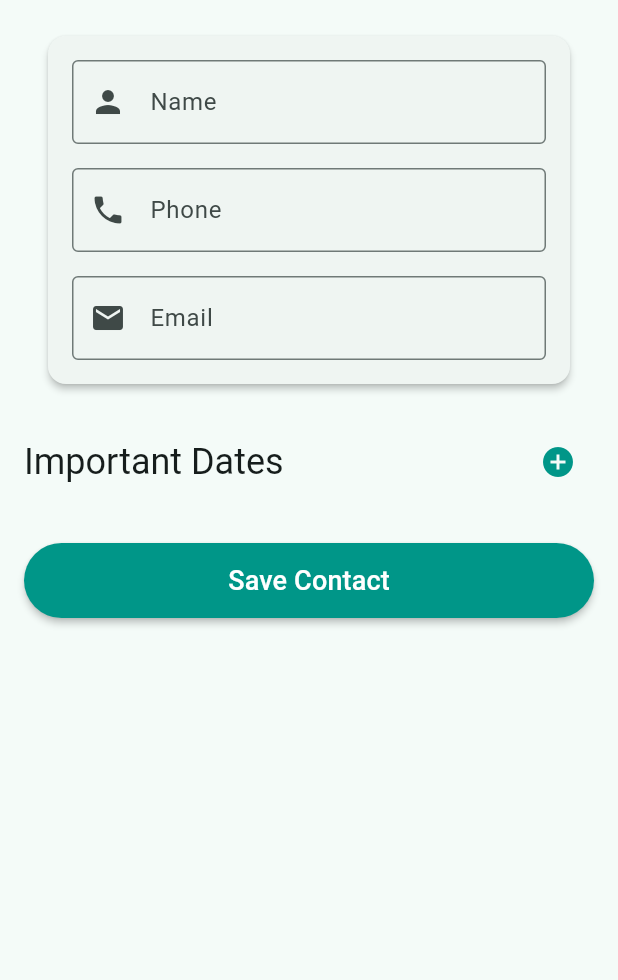
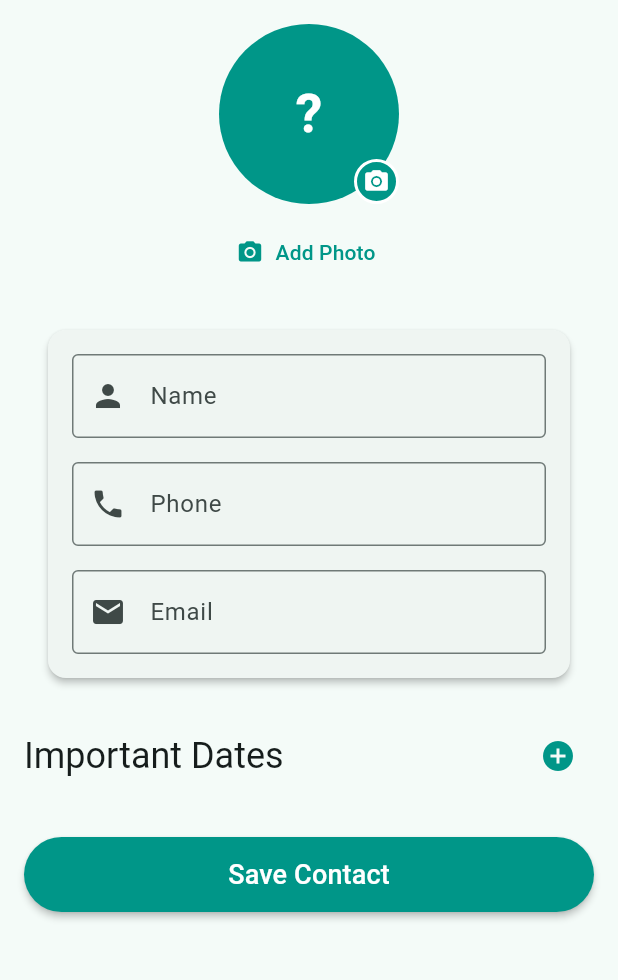
Before and after one commit to brett-buskirk/stayclose, a Flutter app: the screen it shows after launch, after a tap on "Add Your First Contact", on a phone screen of 412 x 824 dp, the part 84-1064 px from its top. Run offline on Flutter 3.47's test engine with Material 3 defaults, Android fonts, the phone set to English and light mode, and no system bars; our stand-ins replace flutter_local_notifications, image_cropper, image_picker, shared_preferences, timezone.

Commit message:
Add contact profile pictures with image picker and cropping
📸 New Features:
- Contact profile picture support with local storage
- Image picker with camera and gallery options
- Automatic square cropping for consistent appearance
- Image compression and optimization for performance
- Smart avatar fallback to initials when no image

🎨 UI Enhancements:
- Large contact avatars on home screen (daily contact)
- Circular avatars in contact list
- Photo picker with camera overlay icon in add/edit screen
- Remove photo option for existing images
- Professional image selection modal with options

🔧 Technical Implementation:
- ImageService for centralized image handling
- Local file storage in app documents directory
- Automatic cleanup of unused images
- Support for both iOS and Android image cropping
- Efficient image loading and caching

💾 Data Model Updates:
- Contact model extended with imagePath field
- Backward compatibility with existing contacts
- JSON serialization support for image paths

The app now feels much more personal with custom contact photos!

```diff
--- a/lib/screens/add_edit_contact_screen.dart
+++ b/lib/screens/add_edit_contact_screen.dart
@@ -2,6 +2,7 @@
 import 'package:flutter/material.dart';
 import 'package:stayclose/models/contact.dart';
 import 'package:stayclose/services/contact_storage.dart';
+import 'package:stayclose/services/image_service.dart';
 import 'package:uuid/uuid.dart';
 
 class AddEditContactScreen extends StatefulWidget {
@@ -16,9 +17,11 @@ class AddEditContactScreen extends StatefulWidget {
 class _AddEditContactScreenState extends State<AddEditContactScreen> {
   final _formKey = GlobalKey<FormState>();
   final ContactStorage _contactStorage = ContactStorage();
+  final ImageService _imageService = ImageService();
   late String _name;
   late String _phone;
   late String _email;
+  String? _imagePath;
   List<ImportantDate> _importantDates = [];
 
   @override
@@ -27,6 +30,7 @@ class _AddEditContactScreenState extends State<AddEditContactScreen> {
     _name = widget.contact?.name ?? '';
     _phone = widget.contact?.phone ?? '';
     _email = widget.contact?.email ?? '';
+    _imagePath = widget.contact?.imagePath;
     _importantDates = List.from(widget.contact?.importantDates ?? []);
   }
 
@@ -40,17 +44,24 @@ class _AddEditContactScreenState extends State<AddEditContactScreen> {
           name: _name,
           phone: _phone,
           email: _email,
+          imagePath: _imagePath,
           importantDates: _importantDates,
         );
         contacts.add(newContact);
       } else {
         final index = contacts.indexWhere((c) => c.id == widget.contact!.id);
         if (index != -1) {
+          // If image changed, delete the old one
+          if (widget.contact!.imagePath != _imagePath && widget.contact!.imagePath != null) {
+            await _imageService.deleteImage(widget.contact!.imagePath);
+          }
+
           contacts[index] = Contact(
             id: widget.contact!.id,
             name: _name,
             phone: _phone,
             email: _email,
+            imagePath: _imagePath,
             importantDates: _importantDates,
           );
         }
@@ -97,6 +108,28 @@ class _AddEditContactScreenState extends State<AddEditContactScreen> {
     });
   }
 
+  void _selectImage() {
+    _imageService.showImageSourceDialog(
+      context: context,
+      onImageSelected: (String? imagePath) {
+        if (imagePath != null) {
+          setState(() {
+            _imagePath = imagePath;
+          });
+        }
+      },
+    );
+  }
+
+  void _removeImage() async {
+    if (_imagePath != null) {
+      await _imageService.deleteImage(_imagePath);
+      setState(() {
+        _imagePath = null;
+      });
+    }
+  }
+
   @override
   Widget build(BuildContext context) {
     return Scaffold(
@@ -113,6 +146,41 @@ class _AddEditContactScreenState extends State<AddEditContactScreen> {
             child: Column(
               crossAxisAlignment: CrossAxisAlignment.start,
               children: [
+                // Profile Image Section
+                Center(
+                  child: Column(
+                    children: [
+                      _imageService.buildLargeContactAvatar(
+                        imagePath: _imagePath,
+                        contactName: _name,
+                        radius: 60,
+                        onTap: _selectImage,
+                      ),
+                      SizedBox(height: 8),
+                      Row(
+                        mainAxisAlignment: MainAxisAlignment.center,
+                        children: [
+                          TextButton.icon(
+                            onPressed: _selectImage,
+                            icon: Icon(Icons.photo_camera, color: Colors.teal),
+                            label: Text('Add Photo'),
+                            style: TextButton.styleFrom(foregroundColor: Colors.teal),
+                          ),
+                          if (_imagePath != null) ...[
+                            SizedBox(width: 16),
+                            TextButton.icon(
+                              onPressed: _removeImage,
+                              icon: Icon(Icons.delete, color: Colors.red),
+                              label: Text('Remove'),
+                              style: TextButton.styleFrom(foregroundColor: Colors.red),
+                            ),
+                          ],
+                        ],
+                      ),
+                    ],
+                  ),
+                ),
+                SizedBox(height: 20),
                 Card(
                   child: Padding(
                     padding: const EdgeInsets.all(16.0),
--- a/lib/screens/home_screen.dart
+++ b/lib/screens/home_screen.dart
@@ -6,6 +6,7 @@ import 'package:stayclose/screens/add_edit_contact_screen.dart';
 import 'package:stayclose/services/contact_storage.dart';
 import 'package:stayclose/services/daily_contact_service.dart';
 import 'package:stayclose/services/notification_service.dart';
+import 'package:stayclose/services/image_service.dart';
 
 class HomeScreen extends StatefulWidget {
   @override
@@ -16,6 +17,7 @@ class _HomeScreenState extends State<HomeScreen> {
   final ContactStorage _contactStorage = ContactStorage();
   final DailyContactService _dailyContactService = DailyContactService();
   final NotificationService _notificationService = NotificationService();
+  final ImageService _imageService = ImageService();
   Contact? _dailyContact;
   List<Contact> _contacts = [];
   bool _isLoading = true;
@@ -153,17 +155,10 @@ class _HomeScreenState extends State<HomeScreen> {
         padding: EdgeInsets.all(24),
         child: Column(
           children: [
-            CircleAvatar(
-              radius: 50,
-              backgroundColor: Colors.teal,
-              child: Text(
-                _dailyContact!.name.isNotEmpty ? _dailyContact!.name[0].toUpperCase() : '?',
-                style: TextStyle(
-                  fontSize: 36,
-                  color: Colors.white,
-                  fontWeight: FontWeight.bold,
-                ),
-              ),
+            _imageService.buildLargeContactAvatar(
+              imagePath: _dailyContact!.imagePath,
+              contactName: _dailyContact!.name,
+              radius: 60,
             ),
             SizedBox(height: 20),
             Text(
--- /dev/null
+++ b/lib/services/image_service.dart
@@ -0,0 +1,243 @@
+import 'dart:io';
+import 'package:flutter/material.dart';
+import 'package:image_picker/image_picker.dart';
+import 'package:image_cropper/image_cropper.dart';
+import 'package:path_provider/path_provider.dart';
+import 'package:path/path.dart' as path;
+import 'package:uuid/uuid.dart';
+
+class ImageService {
+  final ImagePicker _picker = ImagePicker();
+  final Uuid _uuid = Uuid();
+
+  Future<String?> pickAndCropImage({
+    required BuildContext context,
+    ImageSource source = ImageSource.gallery,
+  }) async {
+    try {
+      // Pick image
+      final XFile? pickedFile = await _picker.pickImage(
+        source: source,
+        maxWidth: 1024,
+        maxHeight: 1024,
+        imageQuality: 85,
+      );
+
+      if (pickedFile == null) return null;
+
+      // Crop image to square
+      final CroppedFile? croppedFile = await ImageCropper().cropImage(
+        sourcePath: pickedFile.path,
+        aspectRatio: CropAspectRatio(ratioX: 1, ratioY: 1),
+        maxWidth: 512,
+        maxHeight: 512,
+        compressFormat: ImageCompressFormat.jpg,
+        compressQuality: 85,
+        uiSettings: [
+          AndroidUiSettings(
+            toolbarTitle: 'Crop Contact Photo',
+            toolbarColor: Colors.teal,
+            toolbarWidgetColor: Colors.white,
+            initAspectRatio: CropAspectRatioPreset.square,
+            lockAspectRatio: true,
+          ),
+          IOSUiSettings(
+            title: 'Crop Contact Photo',
+            aspectRatioLockEnabled: true,
+            resetAspectRatioEnabled: false,
+          ),
+        ],
+      );
+
+      if (croppedFile == null) return null;
+
+      // Save to app directory
+      final String savedPath = await _saveImageToAppDirectory(croppedFile.path);
+      return savedPath;
+    } catch (e) {
+      print('Error picking/cropping image: $e');
+      return null;
+    }
+  }
+
+  Future<String> _saveImageToAppDirectory(String sourcePath) async {
+    // Get app directory
+    final Directory appDir = await getApplicationDocumentsDirectory();
+    final Directory contactImagesDir = Directory(path.join(appDir.path, 'contact_images'));
+
+    // Create directory if it doesn't exist
+    if (!await contactImagesDir.exists()) {
+      await contactImagesDir.create(recursive: true);
+    }
+
+    // Generate unique filename
+    final String fileName = '${_uuid.v4()}.jpg';
+    final String targetPath = path.join(contactImagesDir.path, fileName);
+
+    // Copy file to app directory
+    final File sourceFile = File(sourcePath);
+    await sourceFile.copy(targetPath);
+
+    return targetPath;
+  }
+
+  Future<void> deleteImage(String? imagePath) async {
+    if (imagePath == null || imagePath.isEmpty) return;
+
+    try {
+      final File imageFile = File(imagePath);
+      if (await imageFile.exists()) {
+        await imageFile.delete();
+      }
+    } catch (e) {
+      print('Error deleting image: $e');
+    }
+  }
+
+  Future<void> showImageSourceDialog({
+    required BuildContext context,
+    required Function(String?) onImageSelected,
+  }) async {
+    showModalBottomSheet(
+      context: context,
+      builder: (BuildContext context) {
+        return SafeArea(
+          child: Wrap(
+            children: [
+              ListTile(
+                leading: Icon(Icons.photo_library, color: Colors.teal),
+                title: Text('Choose from Gallery'),
+                onTap: () async {
+                  Navigator.pop(context);
+                  final imagePath = await pickAndCropImage(
+                    context: context,
+                    source: ImageSource.gallery,
+                  );
+                  onImageSelected(imagePath);
+                },
+              ),
+              ListTile(
+                leading: Icon(Icons.photo_camera, color: Colors.teal),
+                title: Text('Take Photo'),
+                onTap: () async {
+                  Navigator.pop(context);
+                  final imagePath = await pickAndCropImage(
+                    context: context,
+                    source: ImageSource.camera,
+                  );
+                  onImageSelected(imagePath);
+                },
+              ),
+              ListTile(
+                leading: Icon(Icons.cancel, color: Colors.grey),
+                title: Text('Cancel'),
+                onTap: () => Navigator.pop(context),
+              ),
+            ],
+          ),
+        );
+      },
+    );
+  }
+
+  Widget buildContactAvatar({
+    String? imagePath,
+    required String contactName,
+    double radius = 25,
+    Color backgroundColor = Colors.teal,
+  }) {
+    if (imagePath != null && imagePath.isNotEmpty) {
+      final File imageFile = File(imagePath);
+      if (imageFile.existsSync()) {
+        return CircleAvatar(
+          radius: radius,
+          backgroundImage: FileImage(imageFile),
+          backgroundColor: backgroundColor,
+        );
+      }
+    }
+
+    // Fallback to initial letter avatar
+    return CircleAvatar(
+      radius: radius,
+      backgroundColor: backgroundColor,
+      child: Text(
+        contactName.isNotEmpty ? contactName[0].toUpperCase() : '?',
+        style: TextStyle(
+          color: Colors.white,
+          fontWeight: FontWeight.bold,
+          fontSize: radius * 0.6,
+        ),
+      ),
+    );
+  }
+
+  Widget buildLargeContactAvatar({
+    String? imagePath,
+    required String contactName,
+    double radius = 50,
+    Color backgroundColor = Colors.teal,
+    VoidCallback? onTap,
+  }) {
+    Widget avatar = buildContactAvatar(
+      imagePath: imagePath,
+      contactName: contactName,
+      radius: radius,
+      backgroundColor: backgroundColor,
+    );
+
+    if (onTap != null) {
+      return GestureDetector(
+        onTap: onTap,
+        child: Stack(
+          children: [
+            avatar,
+            Positioned(
+              bottom: 0,
+              right: 0,
+              child: Container(
+                padding: EdgeInsets.all(4),
+                decoration: BoxDecoration(
+                  color: Colors.teal,
+                  shape: BoxShape.circle,
+                  border: Border.all(color: Colors.white, width: 2),
+                ),
+                child: Icon(
+                  Icons.camera_alt,
+                  size: radius * 0.3,
+                  color: Colors.white,
+                ),
+              ),
+            ),
+          ],
+        ),
+      );
+    }
+
+    return avatar;
+  }
+
+  // Clean up orphaned images (images not referenced by any contact)
+  Future<void> cleanupUnusedImages(List<String> usedImagePaths) async {
+    try {
+      final Directory appDir = await getApplicationDocumentsDirectory();
+      final Directory contactImagesDir = Directory(path.join(appDir.path, 'contact_images'));
+
+      if (!await contactImagesDir.exists()) return;
+
+      final List<FileSystemEntity> files = await contactImagesDir.list().toList();
+
+      for (final file in files) {
+        if (file is File) {
+          final String filePath = file.path;
+          if (!usedImagePaths.contains(filePath)) {
+            await file.delete();
+            print('Deleted unused image: $filePath');
+          }
+        }
+      }
+    } catch (e) {
+      print('Error cleaning up unused images: $e');
+    }
+  }
+}
--- a/pubspec.yaml
+++ b/pubspec.yaml
@@ -13,6 +13,10 @@ dependencies:
   flutter_local_notifications: ^17.2.0
   uuid: ^4.4.0
   timezone: ^0.9.2
+  image_picker: ^1.0.4
+  image_cropper: ^7.0.5
+  path_provider: ^2.1.1
+  path: ^1.8.3
 
 dev_dependencies:
   flutter_test:
```
Also changed, not shown: lib/models/contact.dart (+7 -3 lines), lib/screens/contact_list_screen.dart (+6 -6 lines), pubspec.lock, 2 other files.
